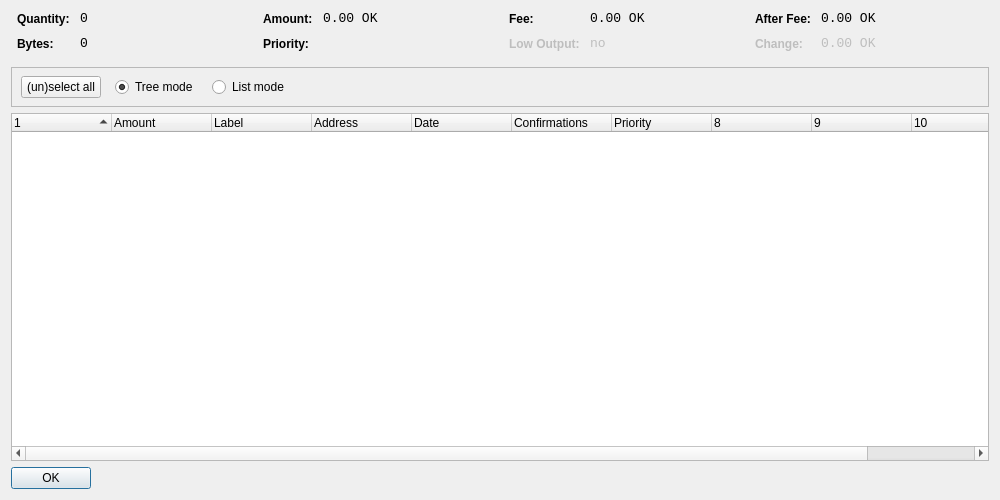
This is src/qt/forms/coincontroldialog.ui in Iraqcoin/paypeer as Qt 5 draws it before an edit. The edited form follows.
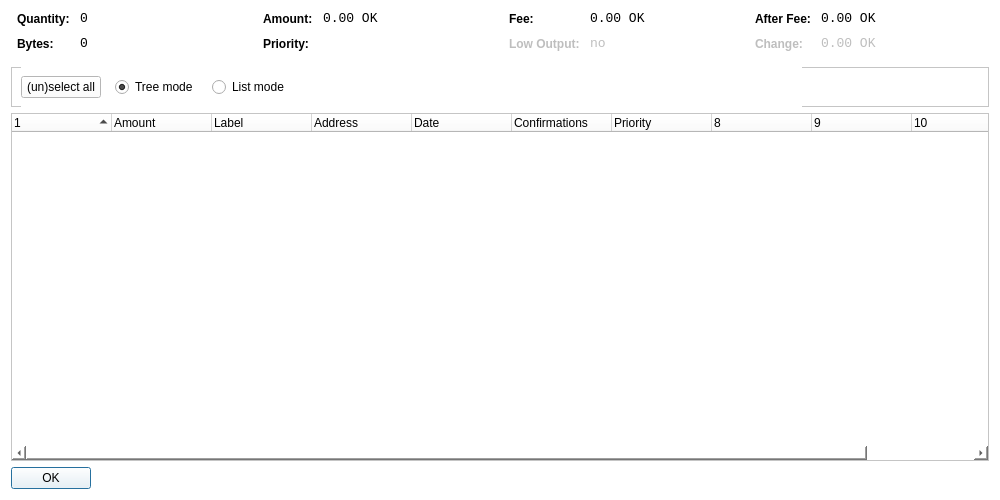
This is the edited form. Custom widgets are drawn as their Qt base class.

Patch:
```diff
--- a/src/qt/forms/coincontroldialog.ui
+++ b/src/qt/forms/coincontroldialog.ui
@@ -13,6 +13,9 @@
   <property name="windowTitle">
    <string>Coin Control</string>
   </property>
+  <property name="styleSheet">
+   <string notr="true">background-color: rgb(255, 255, 255);</string>
+  </property>
   <layout class="QVBoxLayout" name="verticalLayout">
    <item>
     <layout class="QHBoxLayout" name="horizontalLayoutTop" stretch="0,0,0,0">
@@ -379,7 +382,7 @@
         <height>41</height>
        </rect>
       </property>
-      <layout class="QHBoxLayout" name="horizontalLayoutPanel" stretch="0,0,0,0,0">
+      <layout class="QHBoxLayout" name="horizontalLayoutPanel" stretch="0,0,0,0">
        <property name="spacing">
         <number>14</number>
        </property>
```
